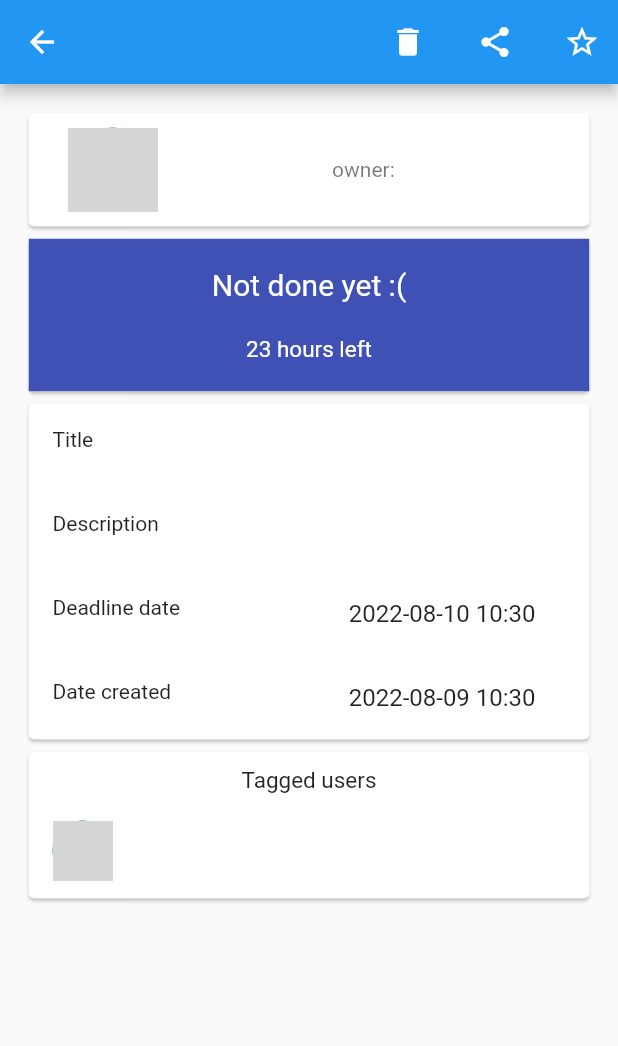
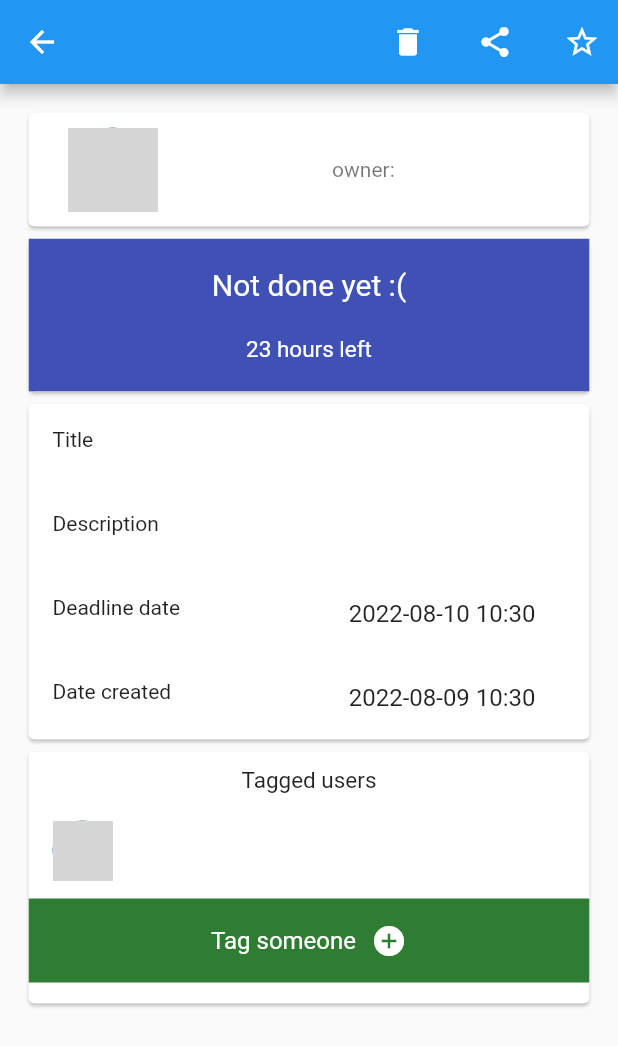
Before and after one commit to MohammadHuseyn/stodo, a Flutter app: the TaskPage screen opened directly with empty values, on a phone screen of 412 x 824 dp. Shown: the top 1046 px of the screen. Run offline on Flutter 3.47's test engine with Material 2 defaults, Android fonts, the phone set to English and light mode, and no system bars; our stand-ins replace flutter_slidable, share_plus; missing offline and left inert: timeago_flutter; grey boxes are pictures that could not be loaded.

Commit message:
add a button to tag people

```diff
--- a/lib/dart files/TaskPage.dart
+++ b/lib/dart files/TaskPage.dart
@@ -57,6 +57,27 @@ class _TaskPageState extends State<TaskPage> {
         ));
       }
     }
+    children.add(SizedBox(
+      height: 70,
+    ));
+    children.add(
+      ListTile(
+        tileColor: Colors.green[800],
+        title: Center(
+          child: Row(
+            mainAxisAlignment: MainAxisAlignment.center,
+            children: [
+              Text("Tag someone",style: TextStyle(color: Colors.white),),
+              SizedBox(width: 10,),
+              Icon(Icons.add_circle,color: Colors.white,)
+            ],
+          ),
+        ),
+        onTap: (){
+
+        },
+      )
+    );
     children.add(SizedBox(
       height: 70,
     ));
@@ -155,7 +176,9 @@ class _TaskPageState extends State<TaskPage> {
 
                 ScaffoldMessenger.of(context).hideCurrentSnackBar();
                 ScaffoldMessenger.of(context).showSnackBar(SnackBar(
-                  content: Text(widget.task.stared? "Task set as stared":"Task Not set as stared"),
+                  content: Text(widget.task.stared
+                      ? "Task set as stared"
+                      : "Task Not set as stared"),
                   action: SnackBarAction(
                     label: "Ok",
                     onPressed: () {
```
